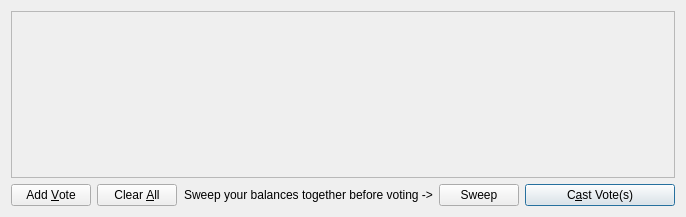
First picture: the form in src/qt/forms/votingdialog.ui, repository NoirX/NoirShares-v2-old, before the edit.
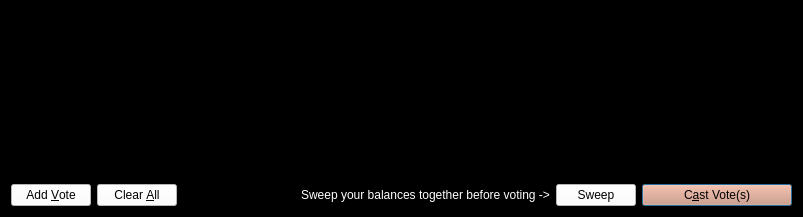
Second picture: the form after the edit. Icons and pictures are not drawn.

The edit to the form file:
```diff
--- a/src/qt/forms/votingdialog.ui
+++ b/src/qt/forms/votingdialog.ui
@@ -6,13 +6,17 @@
    <rect>
     <x>0</x>
     <y>0</y>
-    <width>686</width>
+    <width>803</width>
     <height>217</height>
    </rect>
   </property>
   <property name="windowTitle">
    <string>Send Coins</string>
   </property>
+  <property name="styleSheet">
+   <string notr="true">color: rgb(255, 255, 255);
+background-color: rgb(0, 0, 0);</string>
+  </property>
   <layout class="QVBoxLayout" name="verticalLayout">
    <item>
     <widget class="QScrollArea" name="scrollArea">
@@ -24,8 +28,8 @@
        <rect>
         <x>0</x>
         <y>0</y>
-        <width>666</width>
-        <height>165</height>
+        <width>783</width>
+        <height>162</height>
        </rect>
       </property>
       <layout class="QVBoxLayout" name="verticalLayout_2">
@@ -63,6 +67,10 @@
        <property name="toolTip">
         <string>Send to multiple recipients at once</string>
        </property>
+       <property name="styleSheet">
+        <string notr="true">background-color: rgb(255, 255, 255);
+color: rgb(0, 0, 0);</string>
+       </property>
        <property name="text">
         <string>Add &amp;Vote</string>
        </property>
@@ -86,6 +94,10 @@
        <property name="toolTip">
         <string>Remove all transaction fields</string>
        </property>
+       <property name="styleSheet">
+        <string notr="true">background-color: rgb(255, 255, 255);
+color: rgb(0, 0, 0);</string>
+       </property>
        <property name="text">
         <string>Clear &amp;All</string>
        </property>
@@ -133,6 +145,10 @@
      </item>
      <item>
       <widget class="QPushButton" name="sweepButton">
+       <property name="styleSheet">
+        <string notr="true">background-color: rgb(255, 255, 255);
+color: rgb(0, 0, 0);</string>
+       </property>
        <property name="text">
         <string>Sweep</string>
        </property>
@@ -153,6 +169,10 @@
        <property name="toolTip">
         <string>Confirm the send action</string>
        </property>
+       <property name="styleSheet">
+        <string notr="true">color: rgb(0, 0, 0);
+background-color: rgb(221, 145, 114);</string>
+       </property>
        <property name="text">
         <string>C&amp;ast Vote(s)</string>
        </property>
```
Left out of the diff: 11 changed lines with no effect on the pictures.
